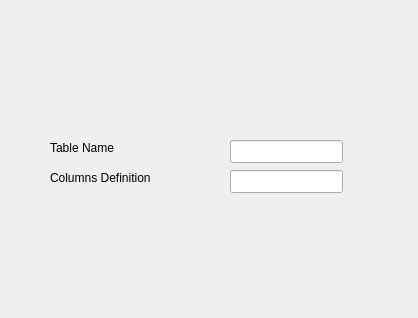
Above: createtablewindow.ui from Rvosuke/SQL before the change. Below: the same form after it.
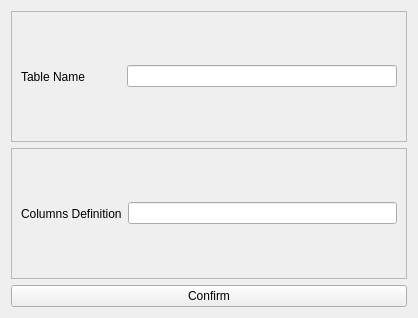
That is the form after the change.

```diff
--- a/createtablewindow.ui
+++ b/createtablewindow.ui
@@ -25,52 +25,71 @@
   <property name="windowTitle">
    <string>Form</string>
   </property>
+  <layout class="QVBoxLayout" name="verticalLayout">
+   <item>
+    <widget class="QFrame" name="frame">
+     <property name="frameShape">
+      <enum>QFrame::StyledPanel</enum>
+     </property>
+     <property name="frameShadow">
+      <enum>QFrame::Raised</enum>
+     </property>
+     <layout class="QHBoxLayout" name="horizontalLayout">
+      <item>
   <widget class="QLabel" name="label">
-   <property name="geometry">
-    <rect>
-     <x>50</x>
-     <y>140</y>
-     <width>111</width>
-     <height>16</height>
-    </rect>
+        <property name="minimumSize">
+         <size>
+          <width>100</width>
+          <height>0</height>
+         </size>
    </property>
    <property name="text">
     <string>Table Name</string>
    </property>
   </widget>
+      </item>
+      <item>
+       <widget class="QLineEdit" name="tableNameLineEdit"/>
+      </item>
+     </layout>
+    </widget>
+   </item>
+   <item>
+    <widget class="QFrame" name="frame_2">
+     <property name="frameShape">
+      <enum>QFrame::StyledPanel</enum>
+     </property>
+     <property name="frameShadow">
+      <enum>QFrame::Raised</enum>
+     </property>
+     <layout class="QHBoxLayout" name="horizontalLayout_2">
+      <item>
   <widget class="QLabel" name="label_2">
-   <property name="geometry">
-    <rect>
-     <x>50</x>
-     <y>170</y>
-     <width>111</width>
-     <height>16</height>
-    </rect>
+        <property name="minimumSize">
+         <size>
+          <width>100</width>
+          <height>0</height>
+         </size>
    </property>
    <property name="text">
     <string>Columns Definition</string>
    </property>
   </widget>
-  <widget class="QLineEdit" name="tableNameLineEdit">
-   <property name="geometry">
-    <rect>
-     <x>230</x>
-     <y>140</y>
-     <width>113</width>
-     <height>23</height>
-    </rect>
-   </property>
-  </widget>
-  <widget class="QLineEdit" name="columnsDefinitionLineEdit">
-   <property name="geometry">
-    <rect>
-     <x>230</x>
-     <y>170</y>
-     <width>113</width>
-     <height>23</height>
-    </rect>
-   </property>
-  </widget>
+      </item>
+      <item>
+       <widget class="QLineEdit" name="columnsDefinitionLineEdit"/>
+      </item>
+     </layout>
+    </widget>
+   </item>
+   <item>
+    <widget class="QPushButton" name="confirmButton">
+     <property name="text">
+      <string>Confirm</string>
+     </property>
+    </widget>
+   </item>
+  </layout>
  </widget>
  <resources/>
  <connections/>
```
Lines whose indentation alone changed are shown as unchanged.
